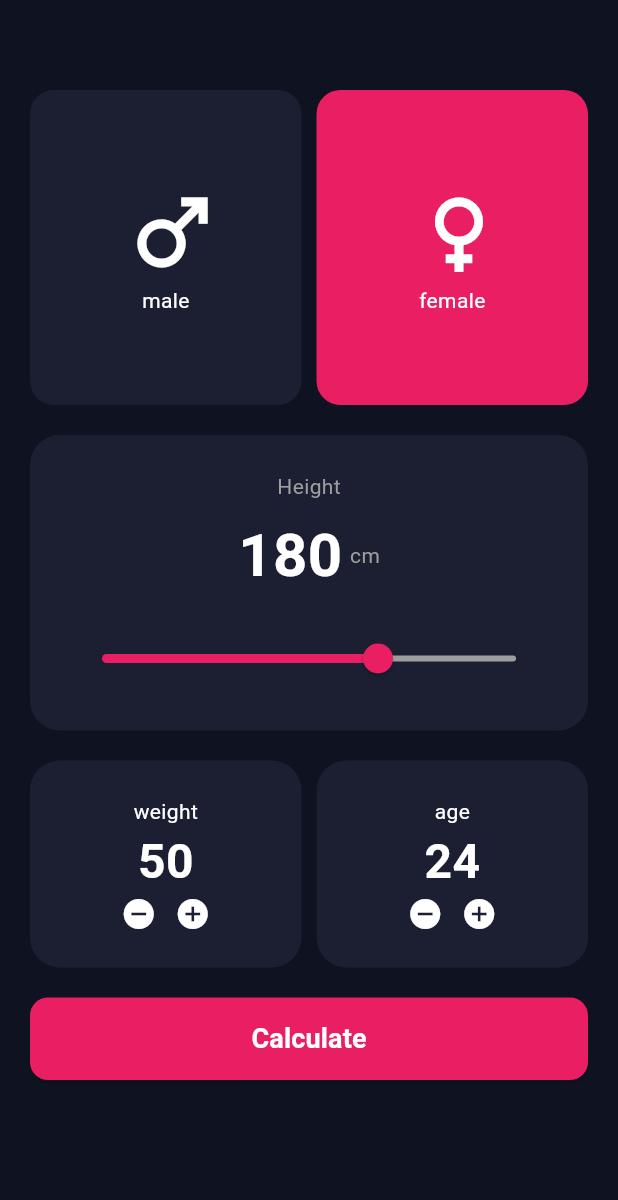
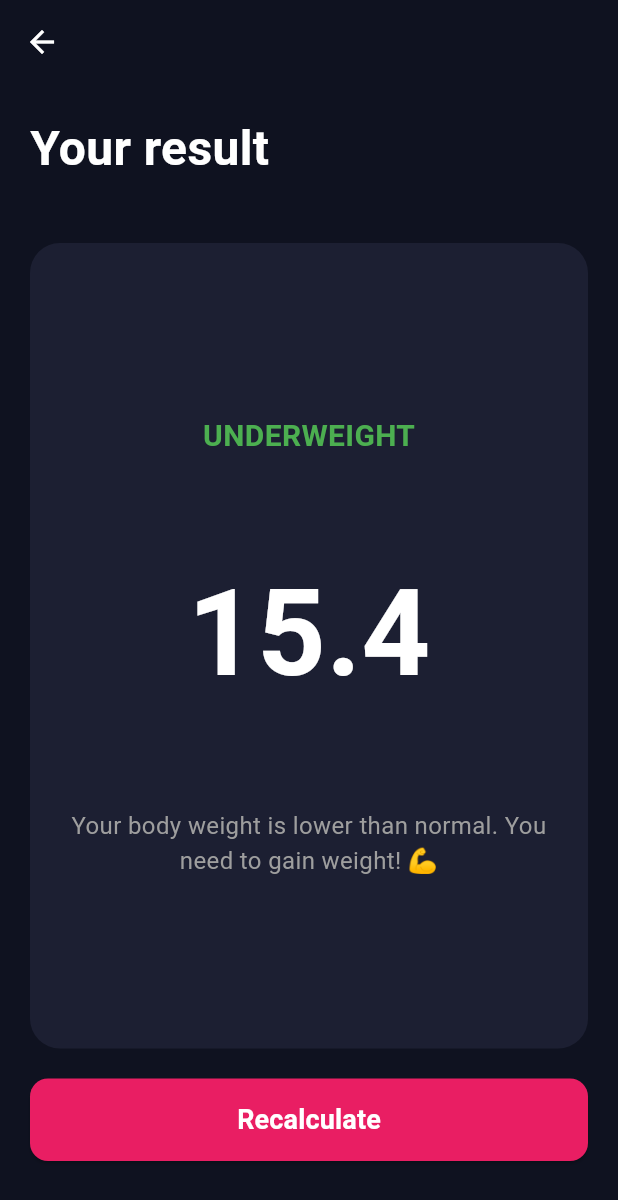
Before and after one commit to mohamedagm/depi-screen3, a Flutter app: the screen it shows after launch, after a tap on "Calculate", on a phone screen of 412 x 824 dp. Shown: the top 1200 px of the screen. Run offline on Flutter 3.47's test engine with Material 3 defaults, Android fonts, the phone set to English and light mode, and no system bars.

Commit message:
Add result view to display BMI results and messages

```diff
--- a/lib/bmi_view.dart
+++ b/lib/bmi_view.dart
@@ -1,4 +1,5 @@
 import 'package:depi_screen_3/gender_widget.dart';
+import 'package:depi_screen_3/result_view.dart';
 import 'package:flutter/material.dart';
 
 class BmiView extends StatefulWidget {
@@ -224,15 +225,36 @@ class _BmiViewState extends State<BmiView> {
                   double bmi = weight / ((height / 100) * (height / 100));
 
                   String result;
+                  String message;
+
                   if (bmi < 18.5) {
                     result = 'Underweight';
+                    message =
+                        'Your body weight is lower than normal. You need to gain weight! 💪';
                   } else if (bmi >= 18.5 && bmi < 25) {
                     result = 'Normal';
+                    message =
+                        'Your body weight is absolutely normal. Good job! 💪';
                   } else if (bmi >= 25 && bmi < 30) {
                     result = 'Overweight';
+                    message =
+                        'Your body weight is higher than normal. You need to lose weight! 💪';
                   } else {
                     result = 'Obese';
+                    message =
+                        'Your body weight is much higher than normal. Take care of yourself! 💪';
                   }
+
+                  Navigator.push(
+                    context,
+                    MaterialPageRoute(
+                      builder: (context) => ResultView(
+                        bmi: bmi,
+                        result: result,
+                        message: message,
+                      ),
+                    ),
+                  );
                 },
                 child: const Text(
                   'Calculate',
--- /dev/null
+++ b/lib/result_view.dart
@@ -0,0 +1,110 @@
+import 'package:flutter/material.dart';
+
+class ResultView extends StatelessWidget {
+  final double bmi;
+  final String result;
+  final String message;
+
+  const ResultView({
+    super.key,
+    required this.bmi,
+    required this.result,
+    required this.message,
+  });
+
+  @override
+  Widget build(BuildContext context) {
+    return Scaffold(
+      backgroundColor: const Color(0xff0F1220),
+      appBar: AppBar(
+        backgroundColor: const Color(0xff0F1220),
+        leading: IconButton(
+          icon: const Icon(Icons.arrow_back, color: Colors.white),
+          onPressed: () {
+            Navigator.pop(context);
+          },
+        ),
+      ),
+      body: Padding(
+        padding: const EdgeInsets.all(20),
+        child: Column(
+          crossAxisAlignment: CrossAxisAlignment.start,
+          children: [
+            const Text(
+              'Your result',
+              style: TextStyle(
+                color: Colors.white,
+                fontSize: 32,
+                fontWeight: FontWeight.bold,
+              ),
+            ),
+            const SizedBox(height: 40),
+            Expanded(
+              child: Container(
+                width: double.infinity,
+                padding: const EdgeInsets.all(24),
+                decoration: BoxDecoration(
+                  color: const Color(0xff1C1F32),
+                  borderRadius: BorderRadius.circular(20),
+                ),
+                child: Column(
+                  mainAxisAlignment: MainAxisAlignment.center,
+                  children: [
+                    Text(
+                      result.toUpperCase(),
+                      style: const TextStyle(
+                        color: Color(0xff4CAF50),
+                        fontSize: 20,
+                        fontWeight: FontWeight.bold,
+                      ),
+                    ),
+                    const SizedBox(height: 60),
+                    Text(
+                      bmi.toStringAsFixed(1),
+                      style: const TextStyle(
+                        color: Colors.white,
+                        fontSize: 80,
+                        fontWeight: FontWeight.bold,
+                      ),
+                    ),
+                    const SizedBox(height: 60),
+                    Text(
+                      message,
+                      textAlign: TextAlign.center,
+                      style: const TextStyle(color: Colors.grey, fontSize: 16),
+                    ),
+                  ],
+                ),
+              ),
+            ),
+            const SizedBox(height: 20),
+            SizedBox(
+              width: double.infinity,
+              height: 55,
+              child: ElevatedButton(
+                style: ElevatedButton.styleFrom(
+                  backgroundColor: const Color(0xffE91E63),
+                  shape: RoundedRectangleBorder(
+                    borderRadius: BorderRadius.circular(12),
+                  ),
+                ),
+                onPressed: () {
+                  Navigator.pop(context);
+                },
+                child: const Text(
+                  'Recalculate',
+                  style: TextStyle(
+                    fontSize: 18,
+                    fontWeight: FontWeight.bold,
+                    color: Colors.white,
+                  ),
+                ),
+              ),
+            ),
+            SizedBox(height: 30),
+          ],
+        ),
+      ),
+    );
+  }
+}
```
